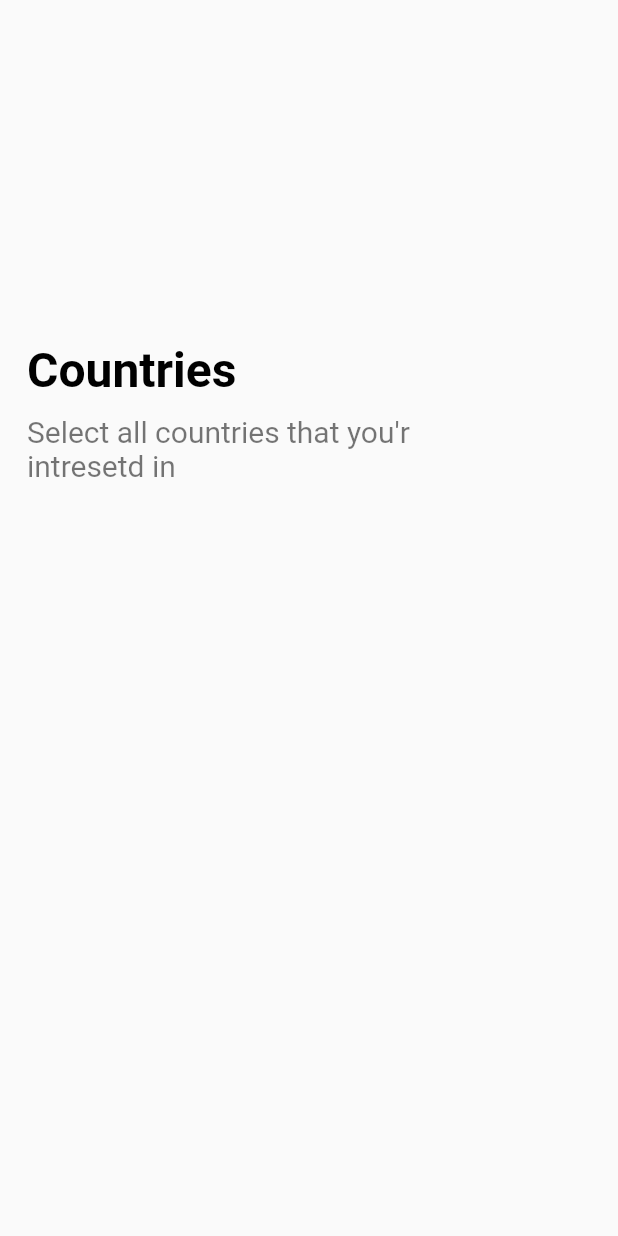
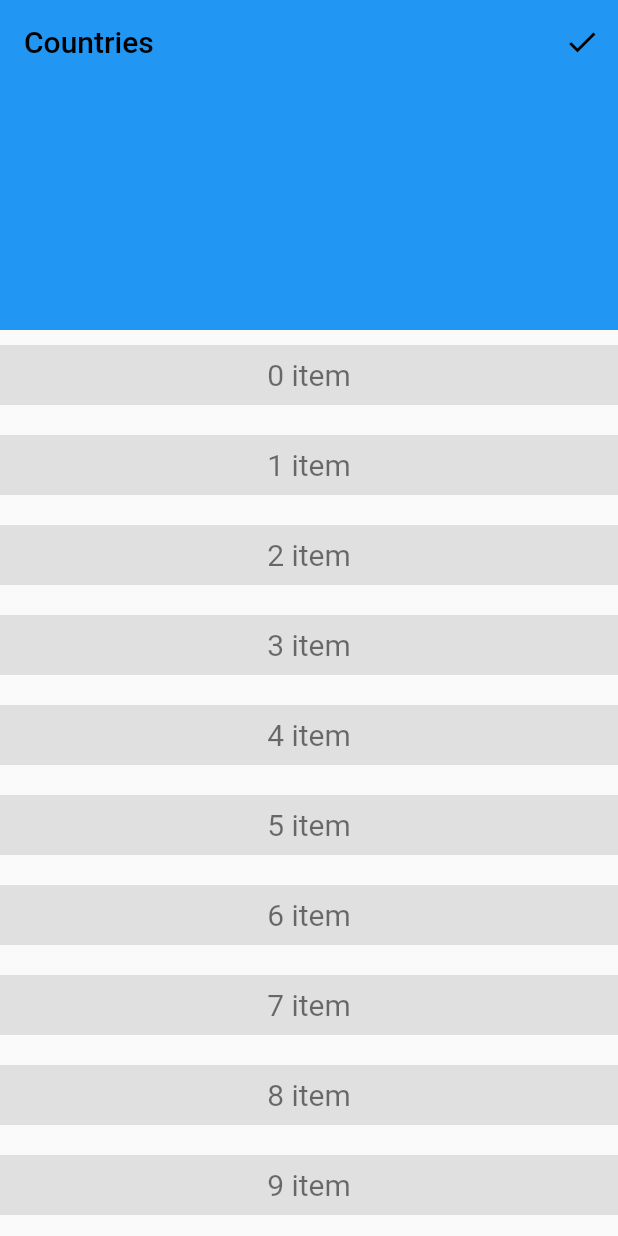
Before and after one commit to wmfadel/KickStart, a Flutter app: the screen it shows after launch, on a phone screen of 412 x 824 dp. Run offline on Flutter 3.47's test engine with Material 2 defaults, Android fonts, the phone set to English and light mode, and no system bars; our stand-ins replace flutter_svg.

Commit message:
tested new scroll behaviour for the countries screen redesign

```diff
--- a/lib/screens/pick_country_screen.dart
+++ b/lib/screens/pick_country_screen.dart
@@ -10,6 +10,44 @@ class PickCountryScreen extends StatelessWidget {
   @override
   Widget build(BuildContext context) {
     return Scaffold(
+      body: CustomScrollView(
+        slivers: <Widget>[
+          SliverAppBar(
+            elevation: 8,
+            expandedHeight: 220,
+            title: Text('Countries',style: TextStyle(color: Colors.black),),
+            actions: <Widget>[IconButton(icon: Icon(Icons.check,color: Colors.black,), onPressed: (){})],
+            floating: true,
+            flexibleSpace: FlexibleSpaceBar(
+              title:Text('Select all countries that you\'r intresetd in',style: TextStyle(color: Colors.blue),),
+
+            ),
+          ),
+          SliverList(
+            delegate: SliverChildListDelegate([
+              ...List<int>.generate(20, (index) => index)
+                  .map((index) => Container(
+                height: 40,
+                margin: EdgeInsets.symmetric(vertical: 10),
+                color: Colors.grey[300],
+                alignment: Alignment.center,
+                child: Text('$index item'),
+              ))
+                  .toList(),
+            ]),
+
+
+          )
+        ],
+      ),
+    );
+  }
+}
+
+
+/*
+ return Scaffold(
+      backgroundColor: Colors.white,
       body: Padding(
         padding: const EdgeInsets.all(8.0),
         child: SingleChildScrollView(
@@ -39,11 +77,12 @@ class PickCountryScreen extends StatelessWidget {
                 future:
                     Provider.of<CountriesProvider>(context,listen: false).fetchAllCountries(),
                 builder: (BuildContext context, snapshot) {
+                  print('FutureBuilder body called');
                   return snapshot.connectionState == ConnectionState.waiting
                       ? Center(
                           child: CircularProgressIndicator(),
                         )
-                      : Consumer(
+                      : snapshot.hasData && snapshot.data?Consumer(
                           builder: (BuildContext context,
                               CountriesProvider provider, Widget child) {
                             return Padding(
@@ -58,7 +97,7 @@ class PickCountryScreen extends StatelessWidget {
                               ),
                             );
                           },
-                        );
+                        ):Center(child: Text('error gettig countries data'),);
                 },
               ),
             ],
@@ -66,5 +105,4 @@ class PickCountryScreen extends StatelessWidget {
         ),
       ),
     );
-  }
-}
+ */
```
Also changed, not shown: lib/providers/countries_provider.dart (+4 -9 lines), lib/widgets/country_item.dart (+9 -3 lines).
